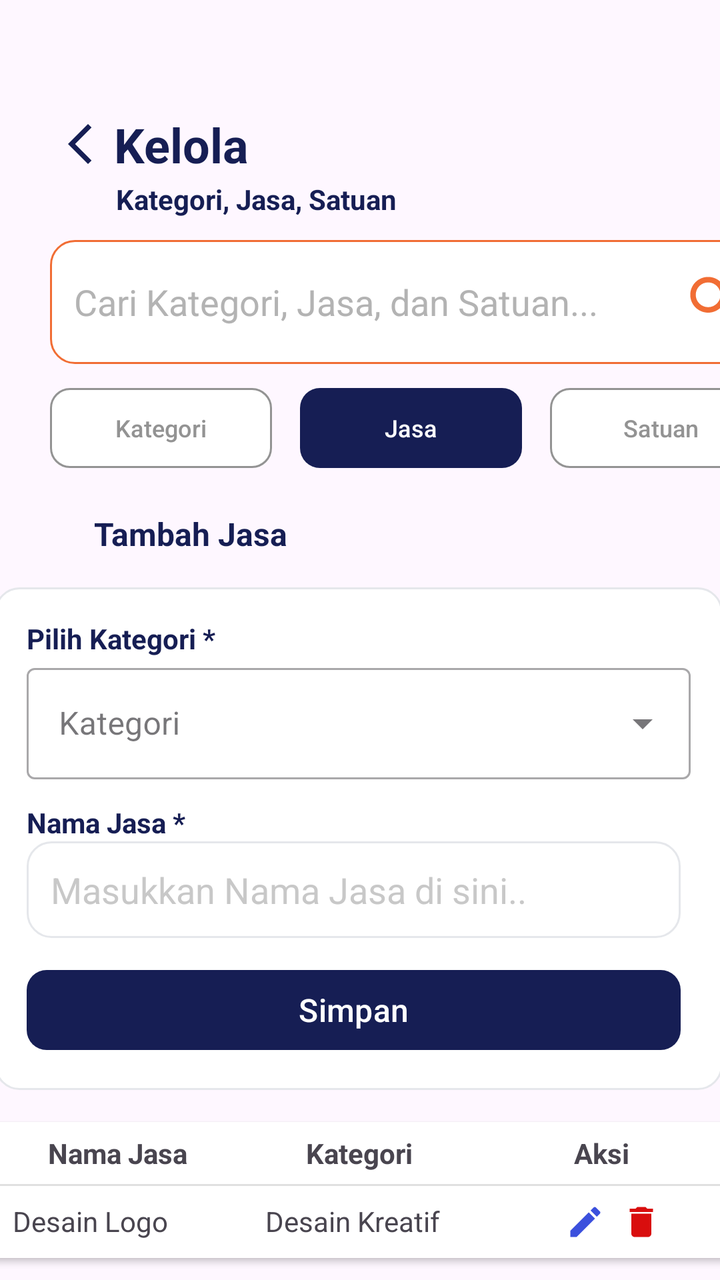
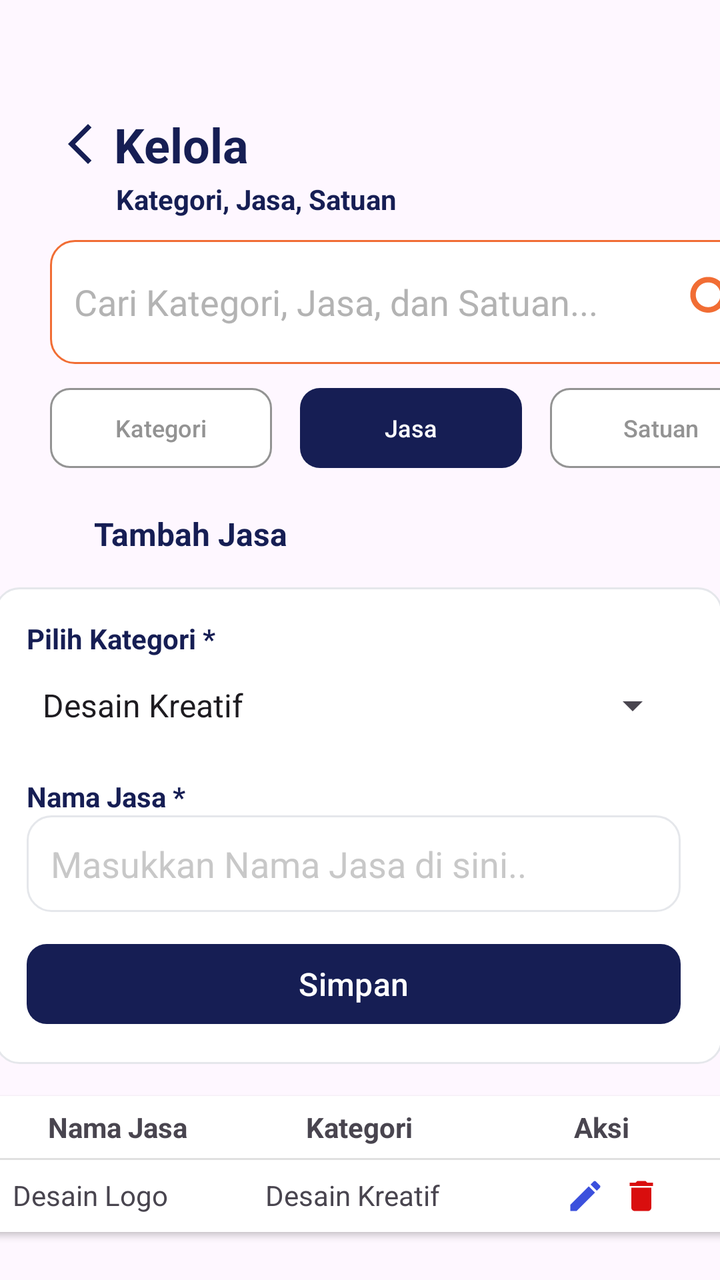

An Android layout rendered at two revisions. The XML below is the earlier revision; the diff shows what the commit changed to produce the second picture.
<!-- AndroidManifest.xml: application theme Theme.KelolaJasa -->
<!-- res/layout/activity_main.xml -->
<?xml version="1.0" encoding="utf-8"?>
<androidx.constraintlayout.widget.ConstraintLayout xmlns:android="http://schemas.android.com/apk/res/android"
    xmlns:app="http://schemas.android.com/apk/res-auto"
    xmlns:tools="http://schemas.android.com/tools"
    android:id="@+id/main"
    android:layout_width="match_parent"
    android:layout_height="match_parent"
    app:layout_constraintStart_toStartOf="parent"
    app:layout_constraintTop_toTopOf="parent"
    android:fontFamily="inter">

    <TextView
        android:id="@+id/title"
        android:layout_width="wrap_content"
        android:layout_height="wrap_content"
        android:layout_marginStart="28dp"
        android:layout_marginTop="56dp"
        android:drawableStart="@drawable/icon_back"
        android:drawablePadding="5dp"
        android:text="Kelola"
        android:textColor="#161E54"
        android:textSize="24sp"
        android:textStyle="bold"
        app:layout_constraintStart_toStartOf="parent"
        app:layout_constraintTop_toTopOf="parent"
        tools:ignore="MissingConstraints" />

    <TextView
        android:id="@+id/textView"
        android:layout_width="wrap_content"
        android:layout_height="wrap_content"
        android:layout_marginStart="58dp"
        android:layout_marginTop="90dp"
        android:text="@string/kategori_jasa_satuan"
        android:textColor="#161E54"
        android:textSize="14sp"
        android:textStyle="bold"
        tools:ignore="MissingConstraints"
        app:layout_constraintStart_toStartOf="parent"
        app:layout_constraintTop_toTopOf="parent" />

    <EditText
        android:id="@+id/editTextText3"
        android:layout_width="361dp"
        android:layout_height="62dp"
        android:layout_marginStart="25dp"
        android:layout_marginTop="120dp"
        android:background="@drawable/bg_search"
        android:padding="12dp"
        android:inputType="text"
        android:hint="Cari Kategori, Jasa, dan Satuan..."
        android:textColorHint="#B3B3B3"
        tools:ignore="MissingConstraints"
        android:drawableEnd="@drawable/icon_search"
        android:drawablePadding="5dp"
        app:layout_constraintTop_toBottomOf="@+id/textView"
        app:layout_constraintStart_toStartOf="parent"
        app:layout_constraintTop_toTopOf="parent" />

    <com.google.android.material.button.MaterialButton
        android:id="@+id/btn1"
        android:layout_width="111dp"
        android:layout_height="48dp"
        android:layout_marginStart="25dp"
        android:layout_marginTop="190dp"
        android:text="Kategori"
        android:textColor="#939393"
        android:textSize="12sp"
        app:backgroundTint="#FFFFFF"
        app:cornerRadius="10dp"
        app:strokeColor="#939393"
        app:strokeWidth="1dp"
        tools:ignore="MissingConstraints,DuplicateSpeakableTextCheck"
        app:layout_constraintStart_toStartOf="parent"
        app:layout_constraintTop_toTopOf="parent" />

    <com.google.android.material.button.MaterialButton
        android:id="@+id/btn2"
        android:layout_width="111dp"
        android:layout_height="48dp"
        android:layout_marginStart="150dp"
        android:layout_marginTop="190dp"
        android:text="Jasa"
        android:textColor="#FFFFFF"
        android:textSize="12sp"
        app:backgroundTint="#161E54"
        app:cornerRadius="10dp"
        tools:ignore="MissingConstraints"
        app:layout_constraintStart_toStartOf="parent"
        app:layout_constraintTop_toTopOf="parent"/>

    <com.google.android.material.button.MaterialButton
        android:id="@+id/btn3"
        android:layout_width="111dp"
        android:layout_height="48dp"
        android:layout_marginStart="275dp"
        android:layout_marginTop="190dp"
        android:text="Satuan"
        android:textColor="#939393"
        android:textSize="12sp"
        app:backgroundTint="#FFFFFF"
        app:cornerRadius="10dp"
        app:layout_constraintStart_toStartOf="parent"
        app:layout_constraintTop_toTopOf="parent"
        app:strokeColor="#939393"
        app:strokeWidth="1dp"
        tools:ignore="MissingConstraints,TextSizeCheck" />

    <TextView
        android:id="@+id/tambahjasa"
        android:layout_width="wrap_content"
        android:layout_height="wrap_content"
        android:layout_marginStart="47dp"
        android:layout_marginTop="256dp"
        android:text="@string/tambah_jasa"
        android:textColor="#161E54"
        android:textSize="16sp"
        android:textStyle="bold"
        app:layout_constraintStart_toStartOf="parent"
        app:layout_constraintTop_toTopOf="parent"
        tools:ignore="MissingConstraints" />

    <LinearLayout
        android:id="@+id/cardForm"
        android:layout_width="364dp"
        android:layout_height="wrap_content"
        android:layout_margin="16dp"
        android:background="@drawable/bg_card"
        android:orientation="vertical"
        android:padding="16dp"
        app:layout_constraintEnd_toEndOf="parent"
        app:layout_constraintHorizontal_bias="0.531"
        app:layout_constraintStart_toStartOf="parent"
        app:layout_constraintTop_toBottomOf="@+id/tambahjasa"
        tools:ignore="MissingConstraints">


        <TextView
            android:layout_width="232dp"
            android:layout_height="19dp"
            android:text="@string/pilih_kategori"
            android:textColor="#161E54"
            android:textSize="14sp"
            android:textStyle="bold"
            app:layout_constraintStart_toStartOf="parent"
            app:layout_constraintTop_toTopOf="parent"
            tools:ignore="MissingConstraints" />

        <com.google.android.material.textfield.TextInputLayout
            android:layout_width="match_parent"
            android:layout_height="wrap_content"
            android:layout_marginTop="0dp"
            style="@style/Widget.MaterialComponents.TextInputLayout.OutlinedBox.ExposedDropdownMenu">

            <AutoCompleteTextView
                android:id="@+id/spinnerModern"
                android:layout_width="match_parent"
                android:layout_height="wrap_content"
                android:hint="@string/kategori"
                tools:ignore="SpeakableTextPresentCheck" />

        </com.google.android.material.textfield.TextInputLayout>

        <TextView
            android:layout_width="232dp"
            android:layout_height="19dp"
            android:layout_marginTop="12dp"
            android:text="@string/nama_jasa"
            android:textColor="#161E54"
            android:textSize="14sp"
            android:textStyle="bold"
            app:layout_constraintStart_toStartOf="parent"
            app:layout_constraintTop_toTopOf="parent"
            tools:ignore="MissingConstraints" />

        <EditText
            android:id="@+id/editTextText4"
            android:layout_width="327dp"
            android:layout_height="wrap_content"
            android:background="@drawable/bg_card"
            android:ems="10"
            android:inputType="text"
            android:minHeight="48dp"
            android:padding="12dp"
            android:hint="Masukkan Nama Jasa di sini.."
            android:textColorHint="#B7B3B3B3"
            app:layout_constraintStart_toStartOf="parent"
            app:layout_constraintTop_toTopOf="parent"
            tools:ignore="TextSizeCheck" />

        <com.google.android.material.button.MaterialButton
            android:id="@+id/button3"
            android:layout_width="327dp"
            android:layout_height="48dp"
            android:layout_marginTop="12dp"
            android:gravity="center"
            android:text="Simpan"
            android:textSize="16sp"
            app:backgroundTint="#161E54"
            app:cornerRadius="10dp"
            app:layout_constraintStart_toStartOf="parent"
            app:layout_constraintTop_toTopOf="parent"
            tools:ignore="MissingConstraints" />

    </LinearLayout>

    <LinearLayout
        android:id="@+id/HeaderTable"
        android:layout_width="364dp"
        android:layout_height="wrap_content"
        android:layout_marginTop="16dp"
        android:background="#FFFFFF"
        android:elevation="2dp"
        android:orientation="vertical"
        android:padding="0dp"
        app:layout_constraintEnd_toEndOf="parent"
        app:layout_constraintStart_toStartOf="parent"
        app:layout_constraintTop_toBottomOf="@+id/cardForm">

        <LinearLayout
            android:layout_width="match_parent"
            android:layout_height="wrap_content"
            android:orientation="horizontal">

            <TextView
                android:layout_width="121dp"
                android:layout_height="31dp"
                android:gravity="center"
                android:text="Nama Jasa"
                android:textSize="14sp"
                android:textStyle="bold" />

            <TextView
                android:layout_width="121dp"
                android:layout_height="31dp"
                android:gravity="center"
                android:text="@string/btnkategori"
                android:textSize="14sp"
                android:textStyle="bold" />

            <TextView
                android:layout_width="121dp"
                android:layout_height="31dp"
                android:gravity="center"
                android:text="@string/aksi"
                android:textSize="14sp"
                android:textStyle="bold" />
        </LinearLayout>

        <View
            android:layout_width="match_parent"
            android:layout_height="1dp"
            android:background="#E0E0E0" />

        <LinearLayout
            android:layout_width="match_parent"
            android:layout_height="wrap_content"
            android:orientation="horizontal"
            android:padding="8dp"
            android:background="#FFFFFF">

            <TextView
                android:layout_width="0dp"
                android:layout_height="wrap_content"
                android:layout_weight="2"
                android:gravity="left"
                android:text="Desain Logo" />

            <TextView
                android:layout_width="0dp"
                android:layout_weight="2"
                android:layout_height="wrap_content"
                android:text="Desain Kreatif"
                android:gravity="left"/>

            <LinearLayout
                android:layout_width="0dp"
                android:layout_weight="1.5"
                android:layout_height="wrap_content"
                android:gravity="center"
                android:orientation="horizontal">

                <ImageView
                    android:src="@drawable/ic_edit"
                    android:layout_width="20dp"
                    android:layout_height="20dp"/>

                <ImageView
                    android:src="@drawable/ic_delete_action"
                    android:layout_width="20dp"
                    android:layout_height="20dp"
                    android:layout_marginStart="8dp"/>
            </LinearLayout>
        </LinearLayout>
    </LinearLayout>


</androidx.constraintlayout.widget.ConstraintLayout>
<!-- resources referenced by this layout -->
<resources>
  <!-- drawable bg_card (drawable) -->
  <shape xmlns:android="http://schemas.android.com/apk/res/android">
      <solid android:color="#FFFFFF"/>
      <stroke android:width="1dp" android:color="#E5E7EB"/>
      <corners android:radius="12dp"/>
  </shape>
  <!-- drawable bg_search (drawable) -->
  <shape xmlns:android="http://schemas.android.com/apk/res/android">
      <solid android:color="#FFFFFF"/>
      <stroke android:width="1dp" android:color="#F16D34"/>
      <corners android:radius="12dp"/>
  </shape>
  <!-- drawable ic_delete_action (drawable) -->
  <vector xmlns:android="http://schemas.android.com/apk/res/android" android:height="24dp" android:tint="#D90E0E" android:viewportHeight="24" android:viewportWidth="24" android:width="24dp">
        
      <path android:fillColor="@android:color/white" android:pathData="M6,19c0,1.1 0.9,2 2,2h8c1.1,0 2,-0.9 2,-2V7H6v12zM19,4h-3.5l-1,-1h-5l-1,1H5v2h14V4z"/>
      
  </vector>
  <!-- drawable ic_edit (drawable) -->
  <vector xmlns:android="http://schemas.android.com/apk/res/android" android:height="24dp" android:tint="#3B50DD" android:viewportHeight="24" android:viewportWidth="24" android:width="24dp">
        
      <path android:fillColor="@android:color/white" android:pathData="M3,17.25V21h3.75L17.81,9.94l-3.75,-3.75L3,17.25zM20.71,7.04c0.39,-0.39 0.39,-1.02 0,-1.41l-2.34,-2.34c-0.39,-0.39 -1.02,-0.39 -1.41,0l-1.83,1.83 3.75,3.75 1.83,-1.83z"/>
      
  </vector>
  <!-- drawable icon_back (drawable) -->
  <vector xmlns:android="http://schemas.android.com/apk/res/android" android:height="24dp" android:tint="#161E54" android:viewportHeight="24" android:viewportWidth="24" android:width="24dp">
        
      <path android:fillColor="@android:color/white" android:pathData="M17.77,3.77l-1.77,-1.77l-10,10l10,10l1.77,-1.77l-8.23,-8.23z"/>
      
  </vector>
  <!-- drawable icon_search (drawable) -->
  <vector xmlns:android="http://schemas.android.com/apk/res/android" android:height="33dp" android:tint="#F16D34" android:viewportHeight="24" android:viewportWidth="24" android:width="33dp">
        
      <path android:fillColor="@android:color/white" android:pathData="M15.5,14h-0.79l-0.28,-0.27C15.41,12.59 16,11.11 16,9.5 16,5.91 13.09,3 9.5,3S3,5.91 3,9.5 5.91,16 9.5,16c1.61,0 3.09,-0.59 4.23,-1.57l0.27,0.28v0.79l5,4.99L20.49,19l-4.99,-5zM9.5,14C7.01,14 5,11.99 5,9.5S7.01,5 9.5,5 14,7.01 14,9.5 11.99,14 9.5,14z"/>
      
  </vector>
  <string name="aksi">Aksi</string>
  <string name="btnkategori">Kategori</string>
  <string name="kategori">Kategori</string>
  <string name="kategori_jasa_satuan">Kategori, Jasa, Satuan</string>
  <string name="nama_jasa">Nama Jasa *</string>
  <string name="pilih_kategori">Pilih Kategori *</string>
  <string name="tambah_jasa">Tambah Jasa</string>
  <style name="Theme.KelolaJasa" parent="Base.Theme.KelolaJasa" />
  <style name="Base.Theme.KelolaJasa" parent="Theme.Material3.DayNight.NoActionBar">
          
          
      </style>
</resources>

<!-- the commit's change to res/layout/activity_main.xml (unified diff, before → after) -->
@@ -146,20 +146,14 @@
             app:layout_constraintTop_toTopOf="parent"
             tools:ignore="MissingConstraints" />
 
-        <com.google.android.material.textfield.TextInputLayout
-            android:layout_width="match_parent"
-            android:layout_height="wrap_content"
-            android:layout_marginTop="0dp"
-            style="@style/Widget.MaterialComponents.TextInputLayout.OutlinedBox.ExposedDropdownMenu">
-
-            <AutoCompleteTextView
-                android:id="@+id/spinnerModern"
-                android:layout_width="match_parent"
-                android:layout_height="wrap_content"
-                android:hint="@string/kategori"
-                tools:ignore="SpeakableTextPresentCheck" />
-
-        </com.google.android.material.textfield.TextInputLayout>
+        <Spinner
+            android:id="@+id/spinner"
+            android:layout_width="327dp"
+            android:layout_height="48dp"
+            android:entries="@array/kategori_jasa"
+            app:layout_constraintStart_toStartOf="parent"
+            app:layout_constraintTop_toTopOf="parent"
+            tools:ignore="MissingConstraints" />
 
         <TextView
             android:layout_width="232dp"
<!-- resource entries referenced after the edit -->
@@ -1,5 +1,15 @@
 <!-- resources referenced by this layout -->
 <resources>
+  <string-array name="kategori_jasa">
+          <item>Desain Kreatif</item>
+          <item>Teknisi Perbaikan</item>
+          <item>Foto/Videografi</item>
+          <item>Pendidikan/Les</item>
+          <item>IT Digital</item>
+          <item>Rumah Tangga</item>
+          <item>Tukang Kontruksi</item>
+          <item>Event Hiburan</item>
+      </string-array>
   <!-- drawable bg_card (drawable) -->
   <shape xmlns:android="http://schemas.android.com/apk/res/android">
       <solid android:color="#FFFFFF"/>
@@ -38,7 +48,6 @@
   </vector>
   <string name="aksi">Aksi</string>
   <string name="btnkategori">Kategori</string>
-  <string name="kategori">Kategori</string>
   <string name="kategori_jasa_satuan">Kategori, Jasa, Satuan</string>
   <string name="nama_jasa">Nama Jasa *</string>
   <string name="pilih_kategori">Pilih Kategori *</string>
